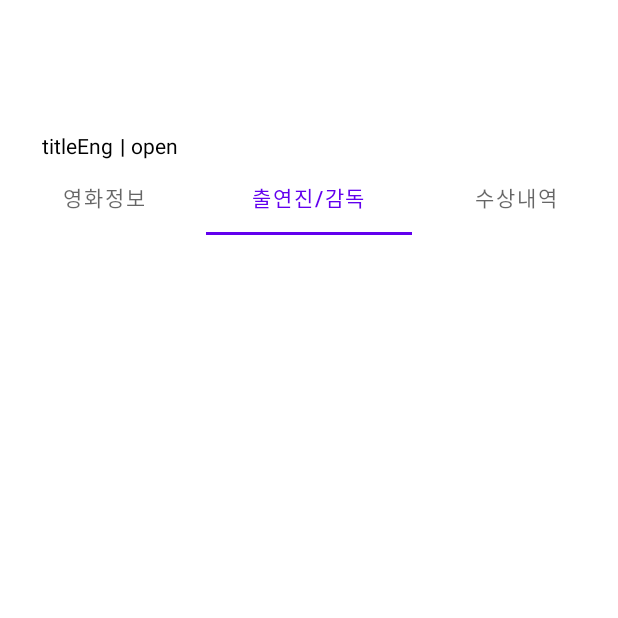
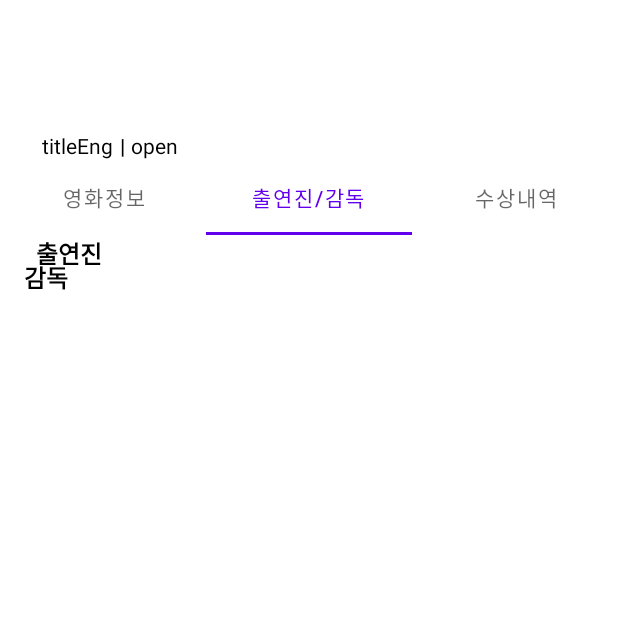
Before and after one commit to kimjw2003/movie, an Android app: the FirstFragment screen opened directly, with no data from a screen before it, tab 2 chosen, on a phone screen of 412 x 824 dp, the top half of it. Run offline under Robolectric (Android 15) with nearby library versions, the phone set to English and light mode, and no system bars; pictures from the network do not load.

Commit message:
text pass

```diff
--- a/app/src/main/java/com/example/movie/MainActivity.kt
+++ b/app/src/main/java/com/example/movie/MainActivity.kt
@@ -1,5 +1,6 @@
 package com.example.movie
 
+import android.graphics.Color
 import androidx.appcompat.app.AppCompatActivity
 import android.os.Bundle
 import android.util.Log
@@ -43,6 +44,8 @@ class MainActivity : AppCompatActivity() {
         search_Btn.setOnClickListener {
             getMovie()
             rcView.visibility = View.VISIBLE
+
+            item_size_title.setTextColor(Color.parseColor("#000000"))
         }
 
         // 확인 눌러도 검색하기
@@ -50,8 +53,7 @@ class MainActivity : AppCompatActivity() {
             getMovie()
             true
         }
-
-    }
+    } //onCreate
 
     private fun getMovie(){
         MovieClient.retrofitService.getMovie("kmdb_new2", "Y", "1QS3HYA074P8X6W4TEF3", ""+country.text.toString(),
--- a/app/src/main/java/com/example/movie/tabFragment/FirstFragment.kt
+++ b/app/src/main/java/com/example/movie/tabFragment/FirstFragment.kt
@@ -14,6 +14,7 @@ import com.example.movie.retrofit.MovieClient
 import kotlinx.android.synthetic.main.activity_detail.*
 import kotlinx.android.synthetic.main.activity_main.*
 import kotlinx.android.synthetic.main.fragment_first.*
+import kotlinx.android.synthetic.main.fragment_first.view.*
 import okhttp3.internal.applyConnectionSpec
 import retrofit2.Call
 import retrofit2.Response
@@ -27,6 +28,7 @@ class FirstFragment : Fragment() {
         val view = inflater.inflate(R.layout.fragment_first, container, false)
 
         getFirstData()
+        view.basic_genre.isSelected = true
         return view
     }
 
--- a/app/src/main/res/layout/activity_main.xml
+++ b/app/src/main/res/layout/activity_main.xml
@@ -47,7 +47,7 @@
         android:layout_marginTop="28dp"
         android:layout_marginStart="8dp"
         android:text="결과 수 :"
-        android:textColor="#000000"
+        android:textColor="#00ff0000"
         app:layout_constraintStart_toStartOf="parent"
         app:layout_constraintTop_toBottomOf="@+id/search_Et" />
 
--- a/app/src/main/res/layout/fragment_first.xml
+++ b/app/src/main/res/layout/fragment_first.xml
@@ -49,6 +49,11 @@
         android:layout_height="wrap_content"
         android:layout_marginTop="28dp"
         android:layout_marginStart="8dp"
+        android:maxWidth="120dp"
+        android:marqueeRepeatLimit="marquee_forever"
+        android:ellipsize="marquee"
+        android:singleLine="true"
+        android:focusable="true"
         android:text="장르"
         android:textColor="#000000"
         android:textSize="18sp"
--- a/app/src/main/res/layout/fragment_second.xml
+++ b/app/src/main/res/layout/fragment_second.xml
@@ -1,11 +1,38 @@
 <?xml version="1.0" encoding="utf-8"?>
 <androidx.constraintlayout.widget.ConstraintLayout
     xmlns:android="http://schemas.android.com/apk/res/android"
+    xmlns:app="http://schemas.android.com/apk/res-auto"
     xmlns:tools="http://schemas.android.com/tools"
     android:layout_width="match_parent"
     android:layout_height="match_parent"
     tools:context=".tabFragment.SecondFragment">
 
+    <TextView
+        android:id="@+id/director_title"
+        android:layout_width="wrap_content"
+        android:layout_height="wrap_content"
+        android:layout_marginStart="16dp"
+        android:layout_marginTop="16dp"
+        android:text="감독"
+        android:textColor="#000000"
+        android:textStyle="bold"
+        android:textSize="16sp"
+        app:layout_constraintStart_toStartOf="parent"
+        app:layout_constraintTop_toTopOf="parent" />
+
+
+
+    <TextView
+        android:id="@+id/actors_title"
+        android:layout_width="wrap_content"
+        android:layout_height="wrap_content"
+        android:layout_marginStart="24dp"
+        android:text="출연진"
+        android:textColor="#000000"
+        android:textSize="16sp"
+        android:textStyle="bold"
+        app:layout_constraintStart_toStartOf="parent"
+        tools:layout_editor_absoluteY="589dp" />
 
 
 </androidx.constraintlayout.widget.ConstraintLayout>
```
